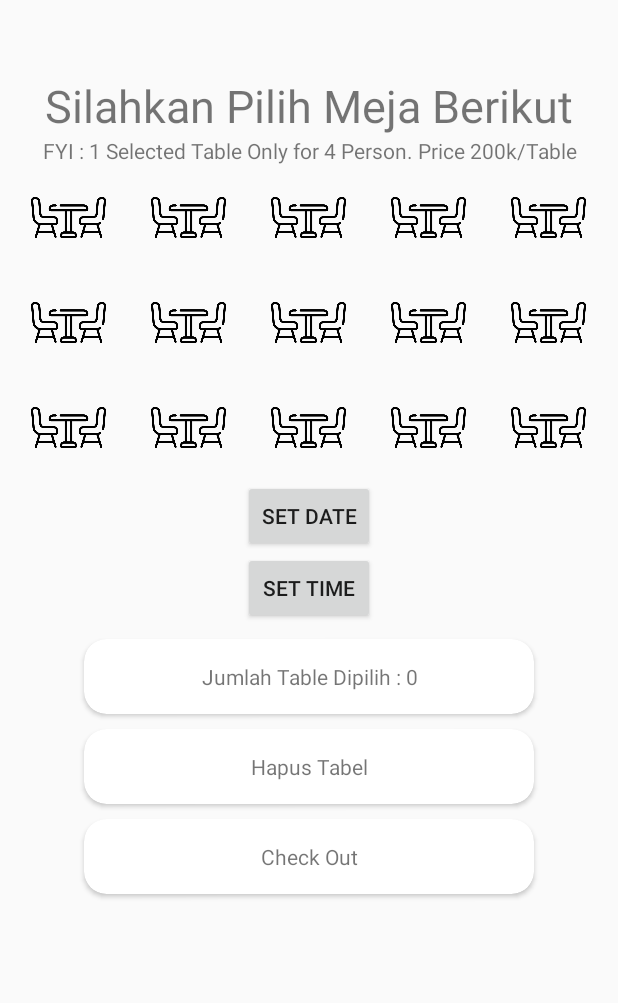
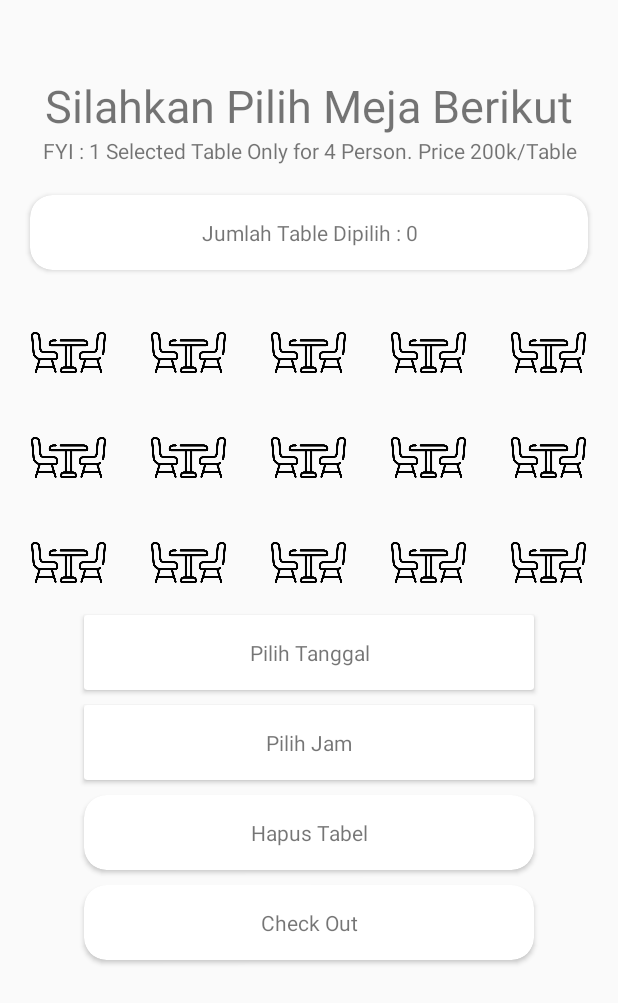
Before and after one commit to nasiseparo/coffeshopreservation, an Android app: the BookingActivity screen opened directly, with no data from a screen before it, on a phone screen of 412 x 824 dp. Shown: the top 1003 px of the screen. Run offline under Robolectric (Android 15) with nearby library versions, the phone set to English and light mode, and no system bars; 3 statements that could not run were skipped.

```diff
--- a/app/src/main/res/layout/activity_booking.xml
+++ b/app/src/main/res/layout/activity_booking.xml
@@ -24,6 +24,25 @@
         android:text="FYI : 1 Selected Table Only for 4 Person. Price 200k/Table"
         android:layout_width="match_parent"
         android:layout_height="wrap_content"/>
+
+    <androidx.cardview.widget.CardView
+        android:layout_margin="20dp"
+        app:cardCornerRadius="15dp"
+        android:layout_marginTop="10dp"
+        android:layout_gravity="center"
+        android:layout_width="match_parent"
+        android:layout_height="50dp">
+
+        <TextView
+            android:id="@+id/tv_counttable"
+            android:gravity="center"
+            android:text="Jumlah Table"
+            android:layout_gravity="center"
+            android:layout_width="match_parent"
+            android:layout_height="wrap_content">
+
+        </TextView>
+    </androidx.cardview.widget.CardView>
 
 
     <LinearLayout
@@ -147,39 +166,41 @@
             android:layout_height="50dp" />
     </LinearLayout>
 
-    <Button
+    <androidx.cardview.widget.CardView
         android:id="@+id/btn_setdate"
-        android:text="Set Date"
-        android:layout_gravity="center"
-        android:layout_width="wrap_content"
-        android:layout_height="wrap_content">
-    </Button>
-
-    <Button
-        android:id="@+id/btn_settime"
-        android:text="Set Time"
-        android:layout_gravity="center"
-        android:layout_width="wrap_content"
-        android:layout_height="wrap_content">
-    </Button>
-
-    <androidx.cardview.widget.CardView
-        app:cardCornerRadius="15dp"
-        android:layout_marginTop="10dp"
         android:layout_gravity="center"
         android:layout_width="300dp"
         android:layout_height="50dp">
-
         <TextView
-            android:id="@+id/tv_counttable"
+            android:id="@+id/tv_setdate"
+            android:layout_gravity="center"
             android:gravity="center"
-            android:text="Jumlah Table"
-            android:layout_gravity="center"
+            android:text="Pilih Tanggal"
             android:layout_width="match_parent"
             android:layout_height="wrap_content">
 
         </TextView>
     </androidx.cardview.widget.CardView>
+
+    <androidx.cardview.widget.CardView
+        android:layout_marginTop="10dp"
+        android:id="@+id/btn_settime"
+        android:layout_gravity="center"
+        android:layout_width="300dp"
+        android:layout_height="50dp">
+        <TextView
+            android:id="@+id/tv_settime"
+            android:layout_gravity="center"
+            android:gravity="center"
+            android:text="Pilih Jam"
+            android:layout_width="match_parent"
+            android:layout_height="wrap_content">
+
+        </TextView>
+    </androidx.cardview.widget.CardView>
+
+
+
     <androidx.cardview.widget.CardView
         android:id="@+id/hapustable"
         app:cardCornerRadius="15dp"
```
Also changed, not shown: app/src/main/java/com/example/terasakireservasi/Activity/BookingActivity.java (+25 -16 lines).
